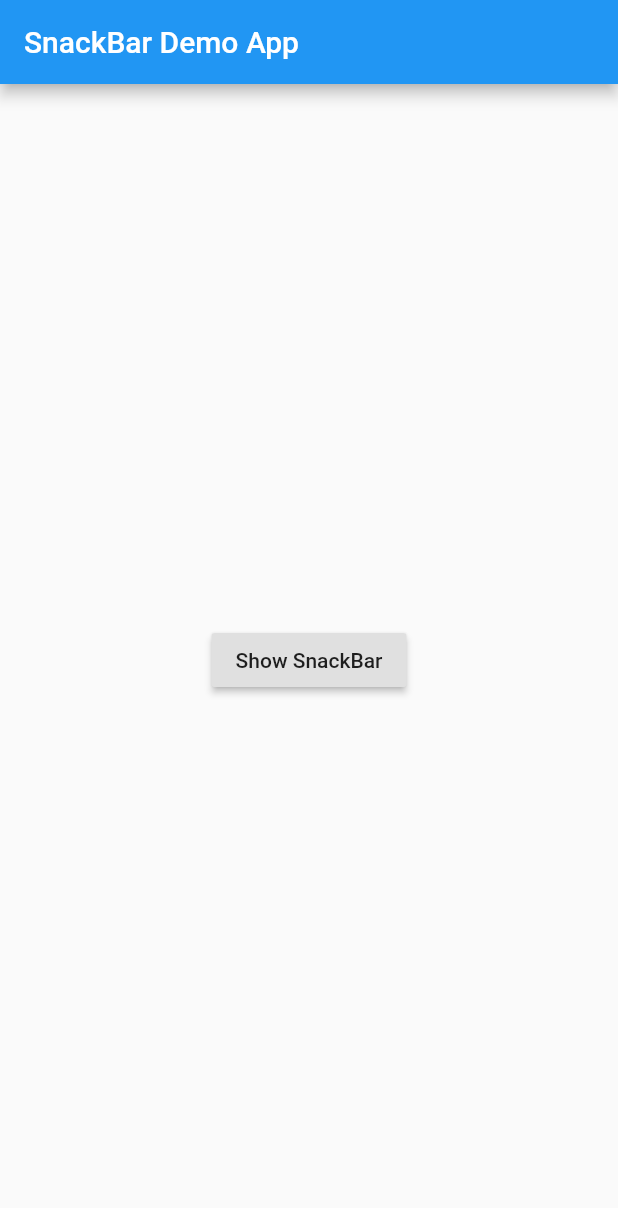
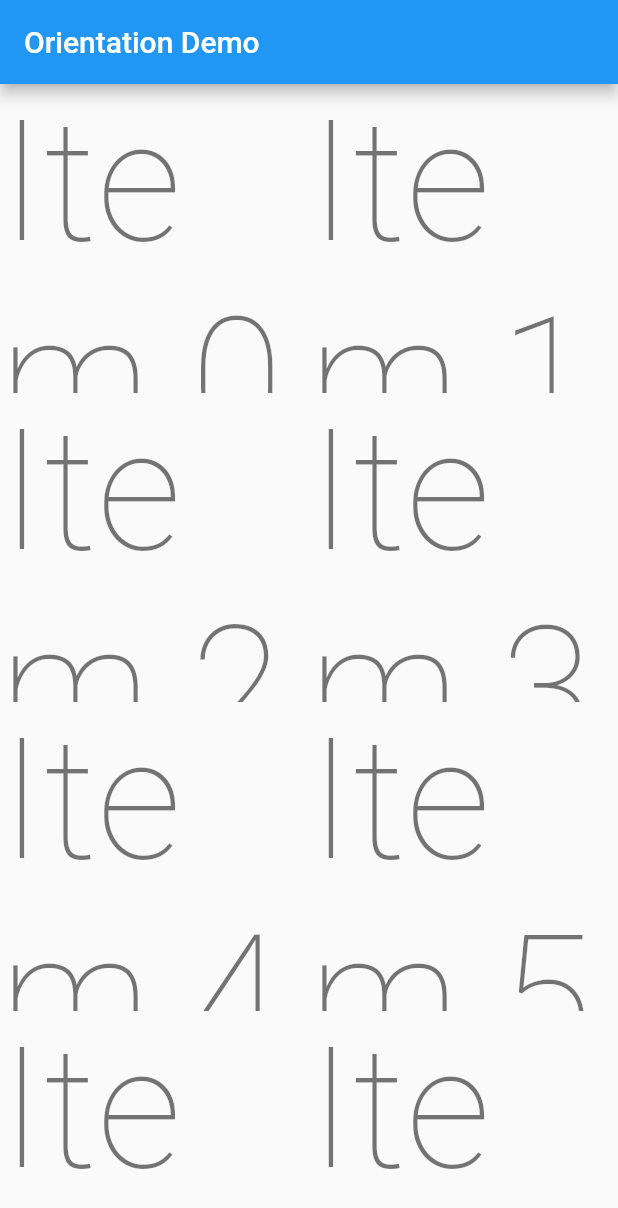
Before and after one commit to vaughan189/flutter-learning, a Flutter app: the screen it shows after launch, on a phone screen of 412 x 824 dp. Shown: the top 1208 px of the screen. Run offline on Flutter 3.47's test engine with Material 2 defaults, Android fonts, the light colour scheme and no system bars.

Commit message:
Update the UI based on orientation

```diff
--- a/design/lib/main.dart
+++ b/design/lib/main.dart
@@ -7,36 +7,44 @@ void main() {
 class MyApp extends StatelessWidget {
   @override
   Widget build(BuildContext context) {
+    final appTitle = 'Orientation Demo';
+
     return MaterialApp(
-      title: 'Snack Bar Demo',
-      home: Scaffold(
-        appBar: AppBar(
-          title: Text('SnackBar Demo App'),
-        ),
-        body: MainPage(),
+      title: appTitle,
+      home: OrientationList(
+        title: appTitle,
       ),
     );
   }
 }
 
-class MainPage extends StatelessWidget {
+class OrientationList extends StatelessWidget {
+  final String title;
+
+  OrientationList({Key key, this.title}) : super(key: key);
+
   @override
   Widget build(BuildContext context) {
-    return Center(
-        child: RaisedButton(
-      onPressed: () {
-        final snackBar = SnackBar(
-          content: Text('Yay! A SnackBar!'),
-          action: SnackBarAction(
-            label: 'Undo',
-            onPressed: () {
-              // Some code to undo the change.
-            },
-          ),
-        );
-        Scaffold.of(context).showSnackBar(snackBar);
-      },
-      child: Text('Show SnackBar'),
-    ));
+    return Scaffold(
+      appBar: AppBar(title: Text(title)),
+      body: OrientationBuilder(
+        builder: (context, orientation) {
+          return GridView.count(
+            // Create a grid with 2 columns in portrait mode, or 3 columns in
+            // landscape mode.
+            crossAxisCount: orientation == Orientation.portrait ? 2 : 3,
+            // Generate 100 widgets that display their index in the List.
+            children: List.generate(100, (index) {
+              return Center(
+                child: Text(
+                  'Item $index',
+                  style: Theme.of(context).textTheme.headline1,
+                ),
+              );
+            }),
+          );
+        },
+      ),
+    );
   }
 }
```
